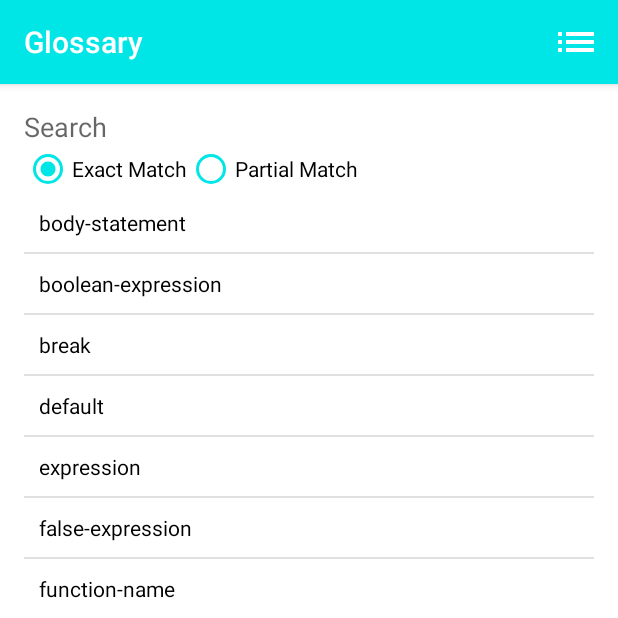
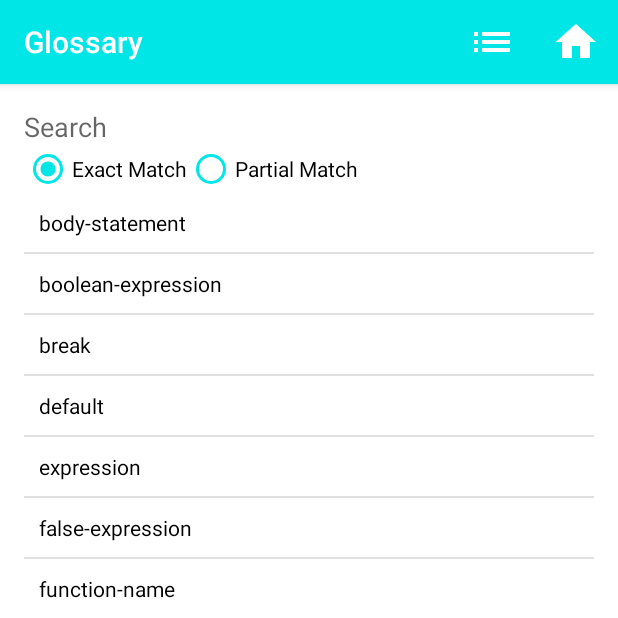
Before and after one commit to johnnymeyer/Hello_World, an Android app: the Glossary screen opened directly, with no data from a screen before it, on a phone screen of 412 x 824 dp, the top half of it. Run offline under Robolectric (Android 15) with nearby library versions, the phone set to English and light mode, and no system bars.

Commit message:
changed action bars

```diff
--- a/Hello_World/app/src/main/res/menu/menu_gloss.xml
+++ b/Hello_World/app/src/main/res/menu/menu_gloss.xml
@@ -6,4 +6,9 @@
         android:icon="@mipmap/ic_toc_white_48dp"
         android:title="Table of Contents"
         app:showAsAction="always"/>
+    <item
+        android:id="@+id/action_home"
+        android:icon="@mipmap/ic_home_white_48dp"
+        android:title="Home"
+        app:showAsAction="always"/>
 </menu>
--- a/Hello_World/app/src/main/res/menu/menu_page.xml
+++ b/Hello_World/app/src/main/res/menu/menu_page.xml
@@ -6,4 +6,9 @@
         android:icon="@mipmap/ic_home_white_48dp"
         android:title="Home"
         app:showAsAction="always"/>
+    <item
+        android:id="@+id/action_gloss"
+        android:icon="@mipmap/ic_help_white_48dp"
+        android:title="Glossary"
+        app:showAsAction="always"/>
     </menu>
```
Also changed, not shown: Hello_World/app/src/main/res/layout/activity_page.xml (+6 -5 lines).
